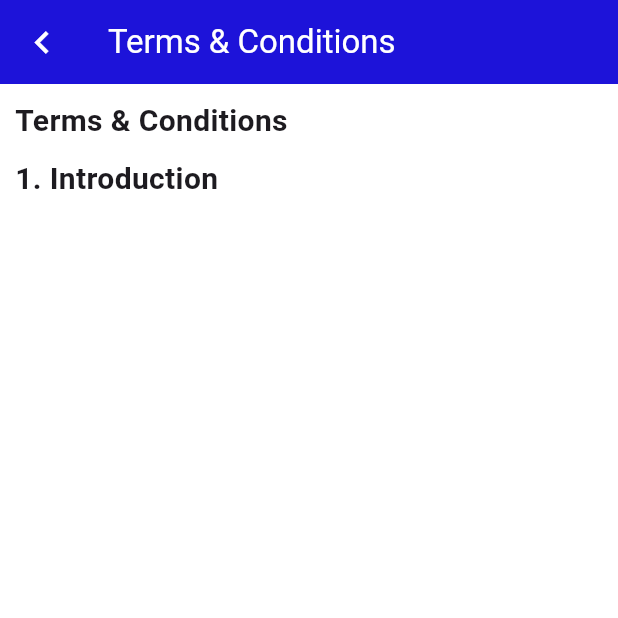
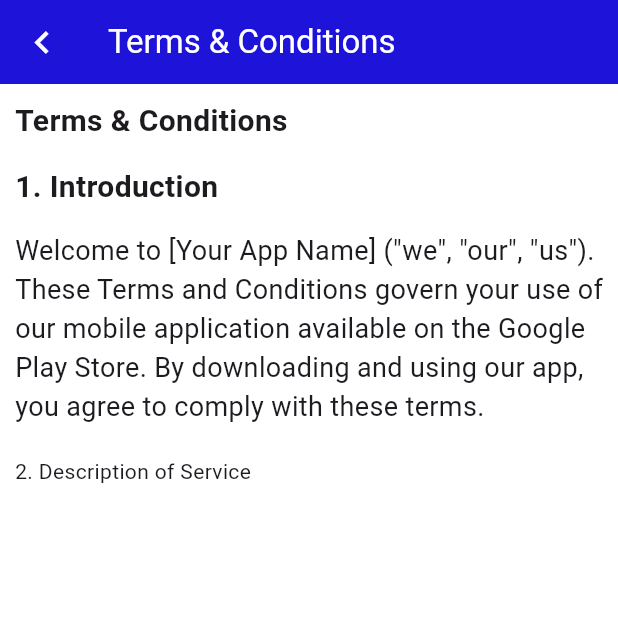
Before and after one commit to AthiraaAthi/Accounting_app, a Flutter app: the TermsConditions screen opened directly, on a phone screen of 412 x 824 dp, the top half of it. Run offline on Flutter 3.47's test engine with Material 3 defaults, Android fonts, the phone set to English and light mode, and no system bars; our stand-ins replace bloc, cloud_firestore, dartz, firebase_auth, firebase_core, flutter_bloc and 8 more; accounts and stored records are empty; network calls fail; statements that could not run were skipped.

Commit message:
refactor TermsConditions widget to add explanation text and improve spacing with static styles

```diff
--- a/lib/view/utils/Settings/options_screens/terms_conditions.dart
+++ b/lib/view/utils/Settings/options_screens/terms_conditions.dart
@@ -9,7 +9,15 @@ class TermsConditions extends StatefulWidget {
 }
 
 class _TermsConditionsState extends State<TermsConditions> {
-  TextStyle pointsStyle = TextStyle(fontSize: 20, fontWeight: FontWeight.bold);
+  static TextStyle pointsStyle = TextStyle(
+    fontSize: 20,
+    fontWeight: FontWeight.bold,
+  );
+  static TextStyle explainationStyle = TextStyle(
+    fontSize: 18,
+  );
+  final SizedBox titleSpace = SizedBox(height: 15);
+  final SizedBox nextSpace = SizedBox(height: 20);
   @override
   Widget build(BuildContext context) {
     return Scaffold(
@@ -43,8 +51,15 @@ class _TermsConditionsState extends State<TermsConditions> {
                 fontWeight: FontWeight.bold,
               ),
             ),
-            SizedBox(height: 10),
+            titleSpace,
             Text("1. Introduction", style: pointsStyle),
+            titleSpace,
+            Text(
+              '''Welcome to [Your App Name] ("we", "our", "us"). These Terms and Conditions govern your use of our mobile application available on the Google Play Store. By downloading and using our app, you agree to comply with these terms.''',
+              style: explainationStyle,
+            ),
+            nextSpace,
+            Text("2. Description of Service")
           ],
         ),
       ),
```
